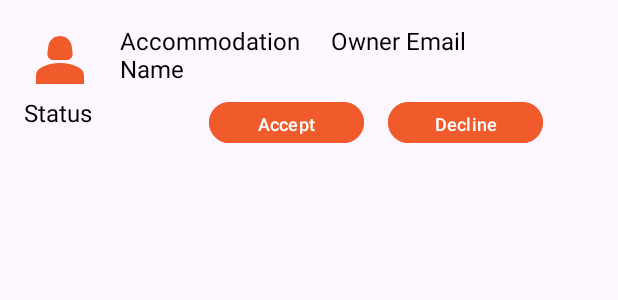
After one commit to BookingAppTIm11/BookingAppTimMobile11, an Android app: the layout fragment_accommodation_requests_item.xml on its own in the app's theme, with its tools: preview values and no code run, on a phone screen of 412 x 824 dp. The commit adds this screen. Shown: the top 300 px of the screen. Run offline under Robolectric (Android 15) with nearby library versions, the phone set to English and light mode, and no system bars.

Commit message:
feat: accommodation requests done

```diff
--- a/app/build.gradle.kts
+++ b/app/build.gradle.kts
@@ -53,4 +53,5 @@ dependencies {
     implementation ("com.squareup.retrofit2:retrofit:2.3.0")
     implementation ("com.squareup.retrofit2:converter-gson:2.3.0")
     implementation ("com.squareup.okhttp3:logging-interceptor:3.12.1")
+    implementation ("com.squareup.picasso:picasso:2.8")
 }
--- a/app/src/main/java/clients/ClientUtils.java
+++ b/app/src/main/java/clients/ClientUtils.java
@@ -2,6 +2,7 @@ package clients;
 
 import java.util.concurrent.TimeUnit;
 
+import clients.services.AccommodationService;
 import clients.services.ProfileService;
 import okhttp3.OkHttpClient;
 import okhttp3.logging.HttpLoggingInterceptor;
@@ -31,4 +32,5 @@ public class ClientUtils {
             .build();
 
     public static ProfileService profileService = retrofit.create(ProfileService.class);
+    public static AccommodationService accommodationService = retrofit.create(AccommodationService.class);
 }
--- a/app/src/main/java/com/example/bookingapptim11/NavigationActivity.java
+++ b/app/src/main/java/com/example/bookingapptim11/NavigationActivity.java
@@ -42,7 +42,7 @@ public class NavigationActivity extends AppCompatActivity implements AmenityCard
 
         navigationView.getMenu().clear();
 
-        String userRole = "owner";
+        String userRole = "admin";
         // Inflate-ovanje odgovarajućeg menija
         if ("admin".equals(userRole)) {
             navigationView.inflateMenu(R.menu.activity_admin_drawer);
@@ -57,7 +57,7 @@ public class NavigationActivity extends AppCompatActivity implements AmenityCard
         // Passing each menu ID as a set of Ids because each
         // menu should be considered as top level destinations.
         mAppBarConfiguration = new AppBarConfiguration.Builder(
-                R.id.nav_home, R.id.nav_profile)
+                R.id.nav_home, R.id.nav_profile, R.id.accommodation_requests)
                 .setOpenableLayout(drawer)
                 .build();
 
@@ -75,8 +75,6 @@ public class NavigationActivity extends AppCompatActivity implements AmenityCard
         NavController navController = Navigation.findNavController(this, R.id.nav_host_fragment_content_navigation);
         NavigationUI.setupActionBarWithNavController(this, navController, mAppBarConfiguration);
         NavigationUI.setupWithNavController(navigationView, navController);
-
-
 
 
     }
--- /dev/null
+++ b/app/src/main/java/models/AccommodationStatus.java
@@ -0,0 +1,5 @@
+package models;
+
+public enum AccommodationStatus {
+    Active, Pending, Declined
+}
--- /dev/null
+++ b/app/src/main/java/models/PriceType.java
@@ -0,0 +1,5 @@
+package models;
+
+public enum PriceType {
+    PerNight, PerGuest
+}
--- /dev/null
+++ b/app/src/main/res/layout/fragment_accommodation_requests.xml
@@ -0,0 +1,6 @@
+<?xml version="1.0" encoding="utf-8"?>
+<androidx.recyclerview.widget.RecyclerView
+    xmlns:android="http://schemas.android.com/apk/res/android"
+    android:id="@+id/accommodationRequests"
+    android:layout_width="match_parent"
+    android:layout_height="match_parent"/>
--- /dev/null
+++ b/app/src/main/res/layout/fragment_accommodation_requests_item.xml
@@ -0,0 +1,103 @@
+<?xml version="1.0" encoding="utf-8"?>
+<LinearLayout
+    xmlns:android="http://schemas.android.com/apk/res/android"
+    xmlns:app="http://schemas.android.com/apk/res-auto"
+    android:id="@+id/accommodationItemLayout"
+    android:layout_width="match_parent"
+    android:layout_height="wrap_content"
+    android:orientation="vertical"
+    android:padding="16dp"
+    android:background="?android:attr/selectableItemBackground">
+
+    <LinearLayout
+        android:id="@+id/accommodationInfoLayout"
+        android:layout_width="362dp"
+        android:layout_height="wrap_content"
+        android:layout_marginEnd="8dp"
+        android:layout_weight="1"
+        android:orientation="horizontal">
+
+        <ImageView
+            android:id="@+id/accommodationImageView"
+            android:layout_width="48dp"
+            android:layout_height="48dp"
+            android:scaleType="centerCrop"
+            app:srcCompat="@drawable/ic_person" />
+
+        <TextView
+            android:id="@+id/accommodationNameTextView"
+            android:layout_width="125dp"
+            android:layout_height="match_parent"
+            android:layout_marginStart="16dp"
+            android:clickable="true"
+            android:focusable="true"
+            android:text="Accommodation Name"
+            android:textColor="#000000"
+            android:textSize="16sp" />
+
+        <TextView
+            android:id="@+id/ownerEmailTextView"
+            android:layout_width="176dp"
+            android:layout_height="match_parent"
+            android:paddingStart="15dp"
+            android:text="Owner Email"
+            android:textColor="#000000"
+            android:textSize="16sp" />
+
+    </LinearLayout>
+
+    <LinearLayout
+        android:id="@+id/accommodationStatusLayout"
+        android:layout_width="362dp"
+        android:layout_height="wrap_content"
+        android:layout_marginEnd="8dp"
+        android:layout_weight="1"
+        android:orientation="horizontal">
+
+        <TextView
+            android:id="@+id/statusTextView"
+            android:layout_width="107dp"
+            android:layout_height="match_parent"
+            android:text="Status"
+            android:textColor="#000000"
+            android:textSize="16sp" />
+
+        <LinearLayout
+            android:id="@+id/buttonsLayout"
+            android:layout_width="match_parent"
+            android:layout_height="wrap_content"
+            android:gravity="center"
+            android:orientation="horizontal"
+            android:paddingStart="16dp"
+            android:paddingEnd="16dp">
+
+            <Button
+                android:id="@+id/acceptButton"
+                android:layout_width="0dp"
+                android:layout_height="35dp"
+                android:layout_gravity="center_horizontal"
+                android:layout_weight="1"
+                android:backgroundTint="@color/light_orange"
+                android:text="Accept"
+                android:textSize="12sp"/>
+
+            <!-- Razmak između dugmadi (u ovom slučaju 16dp) -->
+            <Space
+                android:layout_width="16dp"
+                android:layout_height="match_parent" />
+
+            <Button
+                android:id="@+id/declineButton"
+                android:layout_width="0dp"
+                android:layout_height="35dp"
+                android:layout_gravity="center_horizontal"
+                android:layout_weight="1"
+                android:backgroundTint="@color/light_orange"
+                android:text="Decline"
+                android:textSize="12sp"/>
+
+        </LinearLayout>
+
+    </LinearLayout>
+
+</LinearLayout>
--- a/app/src/main/res/navigation/mobile_navigation.xml
+++ b/app/src/main/res/navigation/mobile_navigation.xml
@@ -17,4 +17,10 @@
         android:label="@string/menu_profile"
         tools:layout="@layout/fragment_profile" />
 
+    <fragment
+        android:id="@+id/accommodation_requests"
+        android:name="com.example.bookingapptim11.AccommodationRequestsFragment"
+        android:label="@string/accommodation_requests"
+        tools:layout="@layout/fragment_accommodation_requests" />
+
 </navigation>
```
Also changed, not shown: app/src/main/java/adapters/AccommodationRequestAdapter.java (added, +153 -0 lines), app/src/main/java/clients/services/AccommodationService.java (added, +38 -0 lines), app/src/main/java/com/example/bookingapptim11/AccommodationRequestsFragment.java (added, +75 -0 lines), app/src/main/java/models/AccommodationDetailsDTO.java (added, +214 -0 lines).
